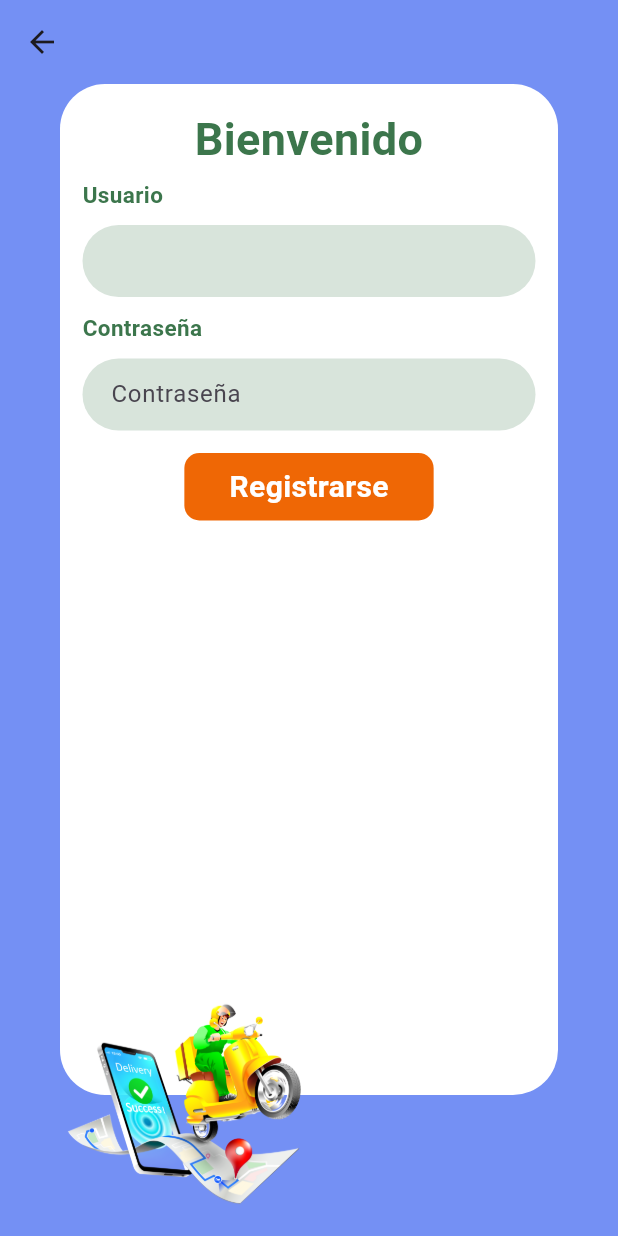
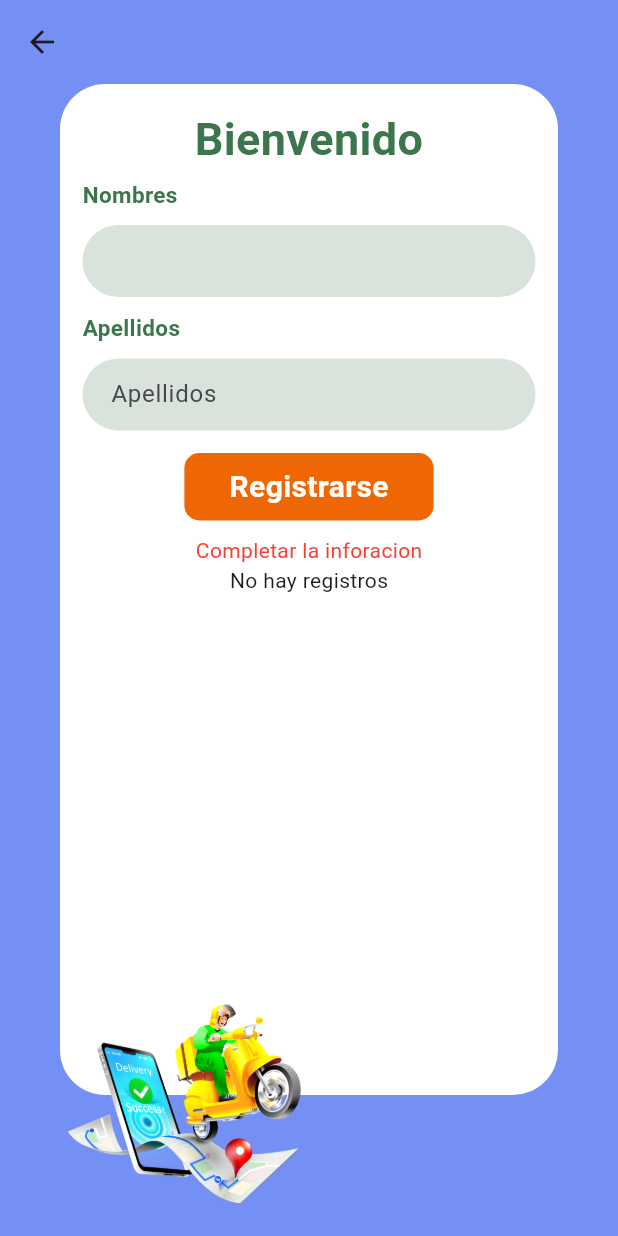
Before and after one commit to Juve17/Seminario, a Flutter app: the IniciarSession screen opened by its route, after a tap on "Registrarse", on a phone screen of 412 x 824 dp. Run offline on Flutter 3.47's test engine with Material 3 defaults, Android fonts, the phone set to English and light mode, and no system bars; our stand-ins replace google_fonts, sqflite; accounts and stored records are empty.

Commit message:
5.2 commit

```diff
--- a/delivery_1/lib/src/db/db.dart
+++ b/delivery_1/lib/src/db/db.dart
@@ -1,18 +1,31 @@
+import 'dart:async';
 import 'dart:io';
 
+import 'package:flutter/foundation.dart';
 import 'package:path/path.dart';
 import 'package:path_provider/path_provider.dart';
 import 'package:sqflite/sqflite.dart';
 
-import 'package:delivery_1/src/models/pedido_model.dart';
+import 'package:delivery_1/src/models/usuarios_model.dart';
+export 'package:delivery_1/src/models/usuarios_model.dart';
 export 'package:delivery_1/src/models/pedido_model.dart';
+
 class DBProvider {
   static late Database _database;
   static final DBProvider db = DBProvider._();
+  final Completer<Database> _dbCompleter = Completer();
 
-  DBProvider._();
+  DBProvider._() {
+    _initDB();
+  }
+
+  Future<void> _initDB() async {
+    _database = await initDB();
+    _dbCompleter.complete(_database);
+  }
 
   Future<Database> get database async {
+    await _dbCompleter.future;
     // ignore: unnecessary_null_comparison
     if (_database != null) return _database;
 
@@ -22,9 +35,12 @@ class DBProvider {
 
 /*crear la base de datos*/
 /* ===========================================*/
-  initDB() async {
+  Future<Database> initDB() async {
     Directory documentsDirectory = await getApplicationDocumentsDirectory();
     final path = join(documentsDirectory.path, 'DeliveryDB.db');
+    if (kDebugMode) {
+      print(path);
+    }
     /*creamos la base de datos*/
     return await openDatabase(
       path,
@@ -33,83 +49,74 @@ class DBProvider {
       onCreate: (db, version) async {
         /*creamos nuestras tablas*/
         /* AUTOINCREMENT */
-        await db.execute('CREATE TABLE pedido ('
+        await db.execute('CREATE TABLE usuario ('
             'id INTEGER PRIMARY KEY,'
-            'fecha DATE,'
-            'cliente TEXT,'
+            'nombres TEXT,'
+            'apellidos TEXT,'
             'estado INTEGER DEFAULT 1'
             ')');
       },
+
     );
   }
 
   /* ===========================================*/
-  /* crear registros */
-  nuevoPedidoRaw(PedidoModel nuevoPedido) async {
+
+  /*==============================================================================================*/
+  /* usuarios */
+  nuevoUsuario(UserModel nuevoUsuario) async {
     final db = await database;
-    /*insercion*/
-
-    final res = await db.rawInsert("INSERT INTO pedido (id,fecha,cliente) "
-        "VALUES (${nuevoPedido.id}',${nuevoPedido.fecha}','${nuevoPedido.cliente}')");
-    return res;
-  }
-
-  /* metodo dos recomendado para insertar */
-  nuevoPedido(PedidoModel nuevoPedido) async {
-    final db = await database;
-    final res = db.insert('pedido', nuevoPedido.toJson());
+    final res = db.insert('usuario', nuevoUsuario.toJson());
     return res;
   }
 
   /*=============================================================*/
   /* extraer información */
-  Future<PedidoModel?> gedPedido(int id) async{
-    final db=await database;
+  Future<UserModel?> getUsuario(int id) async {
+    final db = await database;
 
-    final res =await db.query('pedido',where: 'id=?',whereArgs: [id]);
+    final res = await db.query('usuario', where: 'id=?', whereArgs: [id]);
 
     /*retornara una lista de registros un map*/
-    return res.isNotEmpty ? PedidoModel.fromJson(res.first):null;
+    return res.isNotEmpty ? UserModel.fromJson(res.first) : null;
   }
+
 /*metodo dos*/
-  Future<List<PedidoModel>> getTodosPedidos() async {
+  Future<List<UserModel>> getTodosUsuarios() async {
     final db = await database;
-    final res = await db.query('pedido');
-    List<PedidoModel> list=res.isNotEmpty
-                          ?res.map((e) => PedidoModel.fromJson(e)).toList()
-                          :[];
+    final res = await db.query('usuario');
+    List<UserModel> list =
+        res.isNotEmpty ? res.map((e) => UserModel.fromJson(e)).toList() : [];
     return list;
   }
 
-  Future<List<PedidoModel>> getPedidos(String fecha) async {
+  Future<List<UserModel>> getUsuario2(String name) async {
     final db = await database;
-    final res = await db.rawQuery("SELECT * FROM pedido where fecha='$fecha'");
-    List<PedidoModel> list=res.isNotEmpty
-                          ?res.map((e) => PedidoModel.fromJson(e)).toList()
-                          :[];
+    final res = await db.rawQuery("SELECT * FROM usuario where nombre='$name'");
+    List<UserModel> list =
+        res.isNotEmpty ? res.map((e) => UserModel.fromJson(e)).toList() : [];
     return list;
   }
 
   /* actualizar regstros */
-  updatePedido(PedidoModel nuevoPedido )async{
-    final db=await database;
-    final res=await db.update('pedido', nuevoPedido.toJson(),where: 'id=?',whereArgs:[nuevoPedido.id] );
+  Future<int> updateUser(UserModel nuevoUsuario) async {
+    final db = await database;
+    final res = await db.update('usuario', nuevoUsuario.toJson(),
+        where: 'id=?', whereArgs: [nuevoUsuario.id]);
     return res;
-
   }
 
   /* eliminar registros por id */
-  Future<int> deletePedido( int id ) async {
-
-    final db  = await database;
-    final res = await db.delete('pedido', where: 'id = ?', whereArgs: [id]);
+  Future<int> deleteUser(int id) async {
+    final db = await database;
+    final res = await db.delete('usuario', where: 'id = ?', whereArgs: [id]);
     return res;
   }
+
   /* eliminar todos los registros */
-  Future<int> deletePedidos() async {
-
-    final db  = await database;
-    final res = await db.rawDelete('DELETE FROM pedido');
+  Future<int> deleteUsuarios() async {
+    final db = await database;
+    final res = await db.rawDelete('DELETE FROM usuario');
     return res;
   }
 }
--- /dev/null
+++ b/delivery_1/lib/src/models/usuarios_model.dart
@@ -0,0 +1,24 @@
+
+class UserModel {
+    int id;
+    String nombre;
+    String apellidos;
+
+    UserModel({
+        required this.id,
+        required this.nombre,
+        required this.apellidos,
+    });
+
+    factory UserModel.fromJson(Map<String, dynamic> json) => UserModel(
+        id: json["id"],
+        nombre: json["nombre"],
+        apellidos: json["apellidos"],
+    );
+
+    Map<String, dynamic> toJson() => {
+        "id": id,
+        "nombre": nombre,
+        "apellidos": apellidos,
+    };
+}
--- a/delivery_1/lib/src/pages/iniciar_session.dart
+++ b/delivery_1/lib/src/pages/iniciar_session.dart
@@ -1,7 +1,10 @@
+import 'package:delivery_1/src/db/db.dart';
 import 'package:delivery_1/src/routes/constantes.dart';
 import 'package:delivery_1/src/widgets/h1_.dart';
 import 'package:delivery_1/src/widgets/headlibre_.dart';
 import 'package:delivery_1/src/widgets/input.dart';
+import 'package:delivery_1/src/widgets/lista_user.dart';
+import 'package:flutter/foundation.dart';
 import 'package:flutter/material.dart';
 
 class IniciarSession extends StatefulWidget {
@@ -12,8 +15,8 @@ class IniciarSession extends StatefulWidget {
 }
 
 class _IniciarSessionState extends State<IniciarSession> {
-  final TextEditingController _usuarioController = TextEditingController();
-  final TextEditingController _contrasenaController = TextEditingController();
+  final TextEditingController _nombreController = TextEditingController();
+  final TextEditingController _apellidosController = TextEditingController();
   String _mensaje = '';
   @override
   Widget build(BuildContext context) {
@@ -40,14 +43,13 @@ class _IniciarSessionState extends State<IniciarSession> {
                 children: [
                   h1_(value: 'Bienvenido'),
                   input_(
-                      label: 'Usuario',
+                      label: 'Nombres',
                       type: 'text',
-                      controller: _usuarioController),
+                      controller: _nombreController),
                   input_(
-                      label: 'Contraseña',
-                      placeholder_: 'Contraseña',
-                      type: 'password',
-                      controller: _contrasenaController),
+                      label: 'Apellidos',
+                      placeholder_: 'Apellidos',
+                      controller: _apellidosController),
                   Center(
                     child: Container(
                       margin: const EdgeInsets.all(10),
@@ -59,7 +61,7 @@ class _IniciarSessionState extends State<IniciarSession> {
                       ),
                       child: GestureDetector(
                         onTap: () {
-                          _verificarCredenciales;
+                          _agregar();
                         },
                         child: const Text(
                           'Registrarse',
@@ -71,7 +73,13 @@ class _IniciarSessionState extends State<IniciarSession> {
                       ),
                     ),
                   ),
-                  Text(_mensaje,style: const TextStyle(color: Colors.red,)),
+                  Text(
+                    _mensaje,
+                    style: const TextStyle(
+                      color: Colors.red,
+                    ),
+                  ),
+                  const ListaUser(),
                 ],
               ),
             ),
@@ -92,20 +100,25 @@ class _IniciarSessionState extends State<IniciarSession> {
     );
   }
 
-  void _verificarCredenciales() {
-    String usuario = _usuarioController.text;
-    String contrasena = _contrasenaController.text;
+  void _agregar() {
+    String nombre = _nombreController.text;
+    String apellidos = _apellidosController.text;
 
-    // Aquí puedes agregar la lógica para verificar las credenciales
-    // Por ejemplo, puedes comparar el usuario y la contraseña con los valores esperados
-
-    if (usuario == 'usuarioCorrecto' && contrasena == 'contrasenaCorrecta') {
+    if (nombre.isNotEmpty && apellidos.isNotEmpty) {
+      final usuarios = UserModel(id: 2, nombre: nombre, apellidos: apellidos);
+      DBProvider.db.nuevoUsuario(usuarios);
+      if (kDebugMode) {
+        print('Uuvenal');
+      }
       setState(() {
-        _mensaje = 'Inicio de sesión correcto';
+        _mensaje = 'Envio';
       });
     } else {
+      if (kDebugMode) {
+        print('Uuvenasssssl');
+      }
       setState(() {
-        _mensaje = 'Usuario o contraseña incorrectos';
+        _mensaje = 'Completar la inforacion';
       });
     }
   }
--- /dev/null
+++ b/delivery_1/lib/src/widgets/lista_user.dart
@@ -0,0 +1,34 @@
+import 'package:delivery_1/src/db/db.dart';
+import 'package:flutter/material.dart';
+
+class ListaUser extends StatelessWidget {
+  const ListaUser({super.key});
+
+  @override
+  Widget build(BuildContext context) {
+    return FutureBuilder<List<UserModel>>(
+      future: DBProvider.db.getTodosUsuarios(),
+      builder: (BuildContext context, AsyncSnapshot<List<UserModel>> snapshot) {
+        if (!snapshot.hasData) {
+          return const Center(child: CircularProgressIndicator());
+        }
+        final usuariosf = snapshot.data;
+
+        if (usuariosf!.isEmpty) {
+          return const Center(
+            child: Text('No hay registros'),
+          );
+        }
+
+        return ListView.builder(
+          itemCount: usuariosf.length,
+          itemBuilder: (context, index) =>  ListTile(
+            leading: const Icon(Icons.supervised_user_circle_rounded),
+            title: Text(usuariosf[index].nombre),
+            trailing: const Icon(Icons.keyboard_arrow_right),
+          ),
+        );
+      },
+    );
+  }
+}
```
